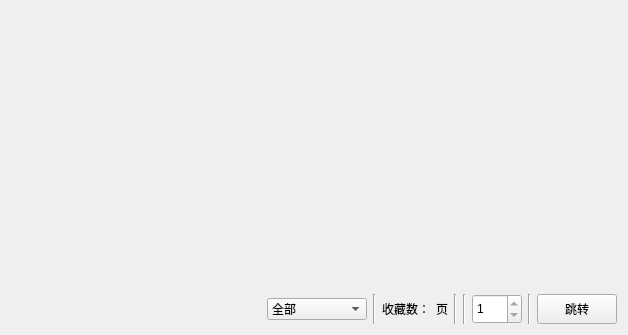
Before: the Qt Designer form ui/ui_favority.ui in tonquer/ehentai-qt, drawn with Qt 5.
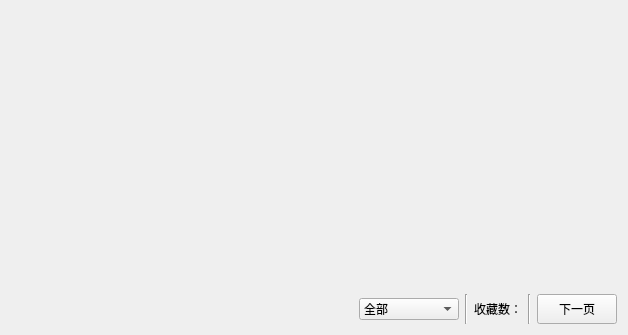
After: the same form once the commit is applied. Custom widgets are drawn as their Qt base class.

```diff
--- a/ui/ui_favority.ui
+++ b/ui/ui_favority.ui
@@ -123,43 +123,6 @@
          </property>
         </widget>
        </item>
-       <item>
-        <widget class="QLabel" name="pages">
-         <property name="text">
-          <string>页</string>
-         </property>
-        </widget>
-       </item>
-       <item>
-        <widget class="Line" name="line">
-         <property name="orientation">
-          <enum>Qt::Vertical</enum>
-         </property>
-        </widget>
-       </item>
-       <item>
-        <widget class="Line" name="line_4">
-         <property name="orientation">
-          <enum>Qt::Vertical</enum>
-         </property>
-        </widget>
-       </item>
-       <item>
-        <widget class="QSpinBox" name="spinBox">
-         <property name="minimumSize">
-          <size>
-           <width>50</width>
-           <height>30</height>
-          </size>
-         </property>
-         <property name="minimum">
-          <number>1</number>
-         </property>
-         <property name="maximum">
-          <number>1</number>
-         </property>
-        </widget>
-       </item>
        <item>
         <widget class="Line" name="line_3">
          <property name="orientation">
@@ -176,7 +139,7 @@
           </size>
          </property>
          <property name="text">
-          <string>跳转</string>
+          <string>下一页</string>
          </property>
          <property name="shortcut">
           <string>Return</string>
```
